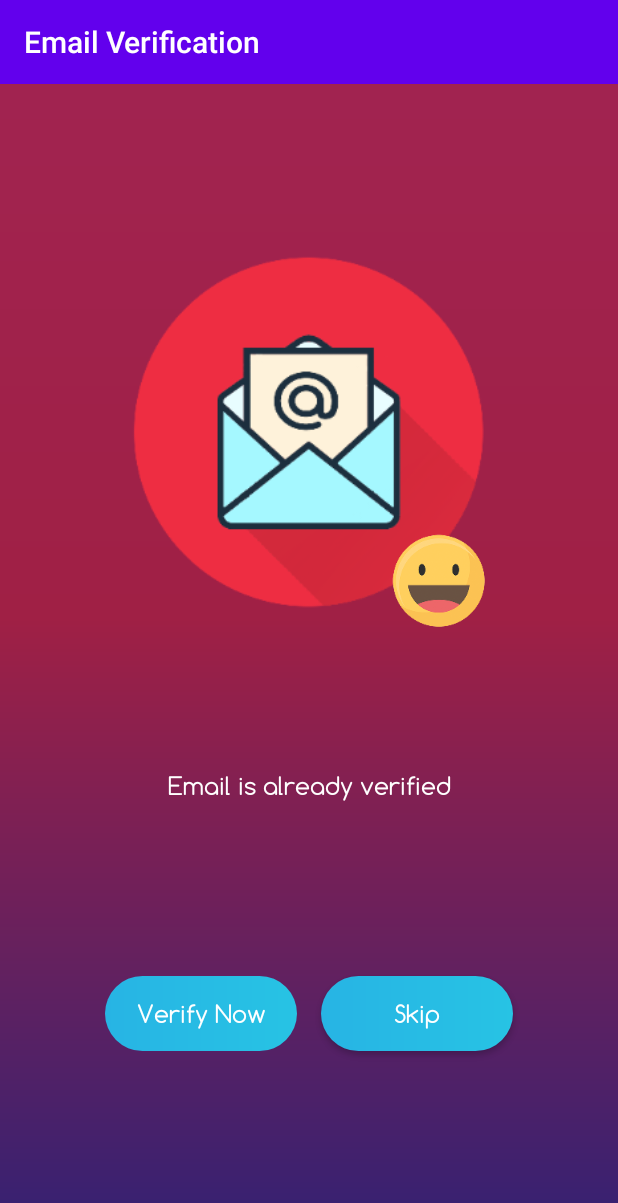
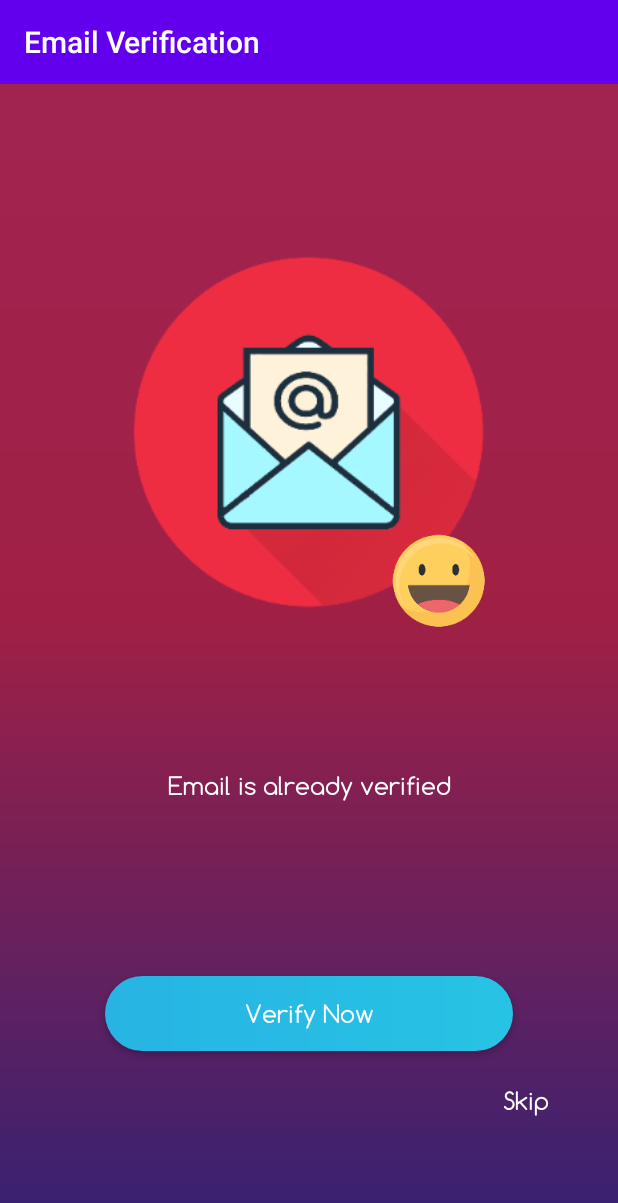
Before and after one commit to sousur1997/Fearless, an Android app: the EmailVerification screen opened directly, with no data from a screen before it, on a phone screen of 412 x 824 dp. Shown: the top 1203 px of the screen. Run offline under Robolectric (Android 15) with nearby library versions, the phone set to English and light mode, and no system bars; our stand-ins replace Firebase (no records; nobody signed in at launch, a user with empty details on screens opened directly); 1 statement that could not run was skipped.

Commit message:
Email Verification Implemented

```diff
--- a/app/src/main/java/android/srrr/com/fearless/EmailVerification.java
+++ b/app/src/main/java/android/srrr/com/fearless/EmailVerification.java
@@ -2,43 +2,75 @@ package android.srrr.com.fearless;
 
 import android.content.Intent;
 import android.graphics.PorterDuff;
+import android.support.annotation.NonNull;
+import android.support.constraint.ConstraintLayout;
+import android.support.design.widget.Snackbar;
+import android.support.v4.content.ContextCompat;
 import android.support.v7.app.AppCompatActivity;
 import android.os.Bundle;
 import android.view.View;
 import android.widget.Button;
 import android.widget.ImageView;
+import android.widget.ProgressBar;
 import android.widget.TextView;
 
+import com.google.android.gms.tasks.OnCompleteListener;
+import com.google.android.gms.tasks.Task;
 import com.google.firebase.auth.FirebaseAuth;
 import com.google.firebase.auth.FirebaseUser;
+
+import org.w3c.dom.Text;
 
 public class EmailVerification extends AppCompatActivity {
     ImageView smiley;
     TextView verify_text_tv;
-    Button verify, skip_btn;
+    Button verify;
+    private TextView skip_btn;
     private FirebaseUser user;
+    private ConstraintLayout ver_layout;
+    private ProgressBar verify_prog;
+    private PreferenceManager pref_manager;
 
     @Override
     protected void onCreate(Bundle savedInstanceState) {
         super.onCreate(savedInstanceState);
         setContentView(R.layout.activity_email_verification);
 
-        user = FirebaseAuth.getInstance().getCurrentUser();
-
         smiley = findViewById(R.id.smiley_iv);
         verify_text_tv = findViewById(R.id.verify_text);
         verify = findViewById(R.id.verify_btn);
         skip_btn = findViewById(R.id.skip_btn);
+        ver_layout = findViewById(R.id.verify_layout);
+        verify_prog = findViewById(R.id.verify_progress);
 
+        pref_manager = new PreferenceManager(getApplicationContext());
+
+        if(getIntent().getStringExtra("caller").equals("Profile")){
+            skip_btn.setVisibility(View.GONE); //hide the skip button
+        }
+
+        verify_prog.getIndeterminateDrawable().setColorFilter(ContextCompat.getColor(getApplicationContext(), R.color.progress_color), PorterDuff.Mode.SRC_IN);
+        verify_prog.setVisibility(View.VISIBLE); //show the loader
+
+        Task user_check_task = FirebaseAuth.getInstance().getCurrentUser().reload(); //update the user
+        user_check_task.addOnCompleteListener(new OnCompleteListener() {
+            @Override
+            public void onComplete(@NonNull Task task) {
+                verify_prog.setVisibility(View.INVISIBLE); //if user reload task is done, hide loader
+                if(task.isSuccessful()){
+                    user = FirebaseAuth.getInstance().getCurrentUser();
                     if(user.isEmailVerified()){
                         smiley.setImageDrawable(getDrawable(R.mipmap.smile));
                         verify_text_tv.setText("Email is already verified");
-            verify.setEnabled(false);
                     }else{
                         smiley.setImageDrawable(getDrawable(R.mipmap.sad));
                         verify_text_tv.setText("This email is not verified.");
-            verify.setEnabled(true);
                     }
+                }else{
+                    Snackbar.make(ver_layout, task.getException().getMessage(), Snackbar.LENGTH_LONG).show();
+                }
+            }
+        });
 
         skip_btn.setOnClickListener(new View.OnClickListener() {
             @Override
@@ -57,5 +89,38 @@ public class EmailVerification extends AppCompatActivity {
                 }
             }
         });
+
+        verify.setOnClickListener(new View.OnClickListener() {
+            @Override
+            public void onClick(View v) {
+                verify_prog.setVisibility(View.VISIBLE);
+
+                if(pref_manager.getBool("verify_email_sent", false) == false) {
+                    if (user.isEmailVerified()) {
+                        Snackbar.make(ver_layout, "Email is already verified", Snackbar.LENGTH_LONG).show();
+                        verify_prog.setVisibility(View.INVISIBLE);
+                    } else {
+                        user.sendEmailVerification().addOnCompleteListener(new OnCompleteListener<Void>() {
+                            @Override
+                            public void onComplete(@NonNull Task<Void> task) {
+                                verify_prog.setVisibility(View.INVISIBLE);
+                                if (task.isSuccessful()) {
+                                    Snackbar.make(ver_layout, "Verification Email will be sent within few hours ", Snackbar.LENGTH_LONG).show();
+                                    pref_manager.setBool("verify_email_sent", true); //mark as verification email sent
+                                } else {
+                                    Snackbar.make(ver_layout, task.getException().getMessage(), Snackbar.LENGTH_LONG).show();
                                 }
                             }
+                        });
+                    }
+                }else if(user.isEmailVerified()){
+                    Snackbar.make(ver_layout, "Email is already verified", Snackbar.LENGTH_LONG).show();
+                    verify_prog.setVisibility(View.INVISIBLE);
+                }else{
+                    Snackbar.make(ver_layout, "Email is already sent", Snackbar.LENGTH_LONG).show();
+                    verify_prog.setVisibility(View.INVISIBLE);
+                }
+            }
+        });
+    }
+}
--- a/app/src/main/res/layout/activity_email_verification.xml
+++ b/app/src/main/res/layout/activity_email_verification.xml
@@ -2,6 +2,7 @@
 <android.support.constraint.ConstraintLayout xmlns:android="http://schemas.android.com/apk/res/android"
     xmlns:app="http://schemas.android.com/apk/res-auto"
     xmlns:tools="http://schemas.android.com/tools"
+    android:id="@+id/verify_layout"
     android:layout_width="match_parent"
     android:layout_height="match_parent"
     android:background="@drawable/back_drawable"
@@ -43,6 +44,40 @@
         app:layout_constraintGuide_percent="0.85" />
 
     <android.support.constraint.Guideline
+        android:id="@+id/guideline79"
+        android:layout_width="wrap_content"
+        android:layout_height="wrap_content"
+        android:orientation="vertical"
+        app:layout_constraintGuide_begin="20dp"
+        app:layout_constraintGuide_percent="0.95" />
+
+    <android.support.constraint.Guideline
+        android:id="@+id/guideline80"
+        android:layout_width="wrap_content"
+        android:layout_height="wrap_content"
+        android:orientation="vertical"
+        app:layout_constraintGuide_begin="20dp"
+        app:layout_constraintGuide_percent="0.75" />
+
+    <TextView
+        android:id="@+id/skip_btn"
+        android:layout_width="wrap_content"
+        android:layout_height="wrap_content"
+        android:layout_marginBottom="8dp"
+        android:layout_marginEnd="8dp"
+        android:layout_marginStart="8dp"
+        android:layout_marginTop="8dp"
+        android:fontFamily="@font/comforta_font"
+        android:padding="5dp"
+        android:text="Skip"
+        android:textColor="@android:color/background_light"
+        android:textSize="16sp"
+        app:layout_constraintBottom_toTopOf="@+id/guideline81"
+        app:layout_constraintEnd_toStartOf="@+id/guideline79"
+        app:layout_constraintStart_toStartOf="@+id/guideline80"
+        app:layout_constraintTop_toTopOf="@+id/guideline75" />
+
+    <android.support.constraint.Guideline
         android:id="@+id/guideline70"
         android:layout_width="wrap_content"
         android:layout_height="wrap_content"
@@ -57,6 +92,22 @@
         android:orientation="vertical"
         app:layout_constraintGuide_begin="20dp"
         app:layout_constraintGuide_percent="0.62" />
+
+    <android.support.constraint.Guideline
+        android:id="@+id/guideline77"
+        android:layout_width="wrap_content"
+        android:layout_height="wrap_content"
+        android:orientation="vertical"
+        app:layout_constraintGuide_begin="20dp"
+        app:layout_constraintGuide_percent="0.58" />
+
+    <android.support.constraint.Guideline
+        android:id="@+id/guideline78"
+        android:layout_width="wrap_content"
+        android:layout_height="wrap_content"
+        android:orientation="vertical"
+        app:layout_constraintGuide_begin="20dp"
+        app:layout_constraintGuide_percent="0.42" />
 
     <android.support.constraint.Guideline
         android:id="@+id/guideline65"
@@ -123,6 +174,14 @@
         app:layout_constraintGuide_percent="0.86" />
 
     <android.support.constraint.Guideline
+        android:id="@+id/guideline81"
+        android:layout_width="wrap_content"
+        android:layout_height="wrap_content"
+        android:orientation="horizontal"
+        app:layout_constraintGuide_begin="20dp"
+        app:layout_constraintGuide_percent="0.92" />
+
+    <android.support.constraint.Guideline
         android:id="@+id/guideline68"
         android:layout_width="wrap_content"
         android:layout_height="wrap_content"
@@ -157,7 +216,7 @@
         android:layout_marginStart="8dp"
         android:layout_marginTop="8dp"
         android:fontFamily="@font/comforta_font"
-        android:text="This Email is already verified"
+        android:text="Please Wait..."
         android:textAlignment="center"
         android:textColor="@android:color/background_light"
         android:textSize="16sp"
@@ -181,26 +240,21 @@
         android:textColor="@android:color/background_light"
         android:textSize="16sp"
         app:layout_constraintBottom_toTopOf="@+id/guideline75"
-        app:layout_constraintEnd_toStartOf="@+id/guideline76"
+        app:layout_constraintEnd_toStartOf="@+id/guideline64"
         app:layout_constraintStart_toStartOf="@+id/guideline65"
         app:layout_constraintTop_toTopOf="@+id/guideline74" />
 
-    <Button
-        android:id="@+id/skip_btn"
-        android:layout_width="0dp"
-        android:layout_height="0dp"
+    <ProgressBar
+        android:id="@+id/verify_progress"
+        style="?android:attr/progressBarStyle"
+        android:layout_width="wrap_content"
+        android:layout_height="wrap_content"
         android:layout_marginBottom="8dp"
         android:layout_marginEnd="8dp"
         android:layout_marginStart="8dp"
         android:layout_marginTop="8dp"
-        android:background="@drawable/button_ui"
-        android:fontFamily="@font/comforta_font"
-        android:text="Skip"
-        android:textAllCaps="false"
-        android:textColor="@android:color/background_light"
-        android:textSize="16sp"
-        app:layout_constraintBottom_toTopOf="@+id/guideline75"
-        app:layout_constraintEnd_toStartOf="@+id/guideline64"
-        app:layout_constraintStart_toStartOf="@+id/guideline76"
-        app:layout_constraintTop_toTopOf="@+id/guideline74" />
+        app:layout_constraintBottom_toTopOf="@+id/guideline74"
+        app:layout_constraintEnd_toStartOf="@+id/guideline77"
+        app:layout_constraintStart_toStartOf="@+id/guideline78"
+        app:layout_constraintTop_toTopOf="@+id/guideline73" />
 </android.support.constraint.ConstraintLayout>
--- a/app/src/main/res/layout/nav_header.xml
+++ b/app/src/main/res/layout/nav_header.xml
@@ -26,6 +26,7 @@
         android:layout_width="match_parent"
         android:layout_height="wrap_content"
         android:paddingTop="16dp"
-        android:text="About The User"
+        android:text="@string/please_login"
+        android:textAlignment="textStart"
         android:textAppearance="@style/TextAppearance.AppCompat.Body1" />
 </LinearLayout>
--- a/app/src/main/res/values/strings.xml
+++ b/app/src/main/res/values/strings.xml
@@ -55,4 +55,6 @@
         <item>Railway Accident Emergency Service</item>
         <item>LPG Leak Helpline</item>
     </string-array>
+
+    <string name="please_login">Please login to get user details</string>
 </resources>
```
Also changed, not shown: app/src/main/java/android/srrr/com/fearless/AppActivity.java (+11 -1 lines), app/src/main/java/android/srrr/com/fearless/ProfilePage.java (+11 -2 lines). Lines whose indentation alone changed are shown as unchanged.
